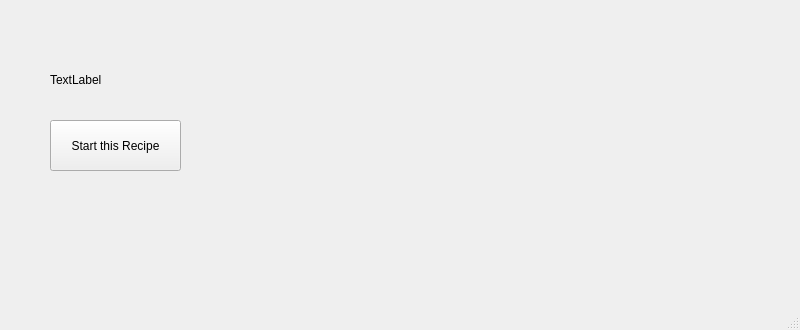
First picture: the form in RecipeDataSeeding/dashboard.ui, repository bigdog765/qt-database, before the edit; both pictures show x 0 to 800 and y 270 to 600 of the 800 by 600 pixel window.
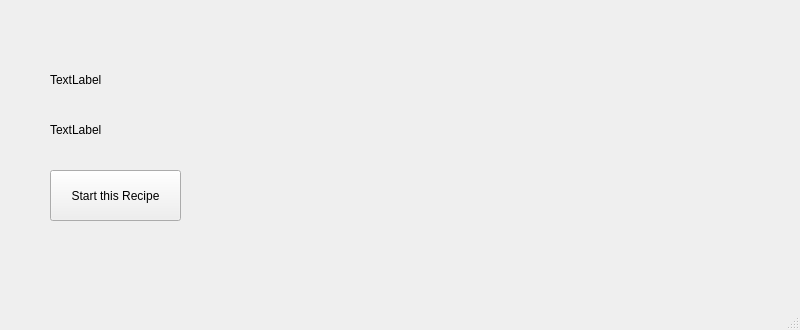
Second picture: the form after the edit.

Commit message: setup equipment function

```diff
--- a/RecipeDataSeeding/dashboard.ui
+++ b/RecipeDataSeeding/dashboard.ui
@@ -18,7 +18,7 @@
     <property name="geometry">
      <rect>
       <x>50</x>
-      <y>390</y>
+      <y>440</y>
       <width>131</width>
       <height>51</height>
      </rect>
@@ -120,6 +120,25 @@
      <bool>true</bool>
     </property>
    </widget>
+   <widget class="QLabel" name="equipment">
+    <property name="geometry">
+     <rect>
+      <x>50</x>
+      <y>370</y>
+      <width>631</width>
+      <height>61</height>
+     </rect>
+    </property>
+    <property name="text">
+     <string>&lt;html&gt;&lt;head/&gt;&lt;body&gt;&lt;p&gt;TextLabel&lt;/p&gt;&lt;/body&gt;&lt;/html&gt;</string>
+    </property>
+    <property name="scaledContents">
+     <bool>true</bool>
+    </property>
+    <property name="wordWrap">
+     <bool>true</bool>
+    </property>
+   </widget>
   </widget>
   <widget class="QMenuBar" name="menubar">
    <property name="geometry">
```
The commit also changes 17 other files.
